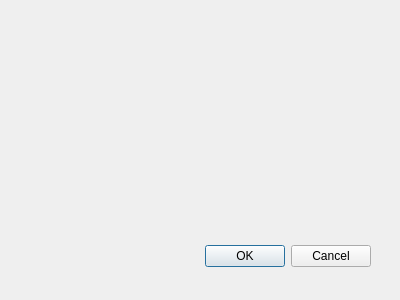
Above: addscheduledialog.ui from neosam/teachersapp before the change. Below: the same form after it.
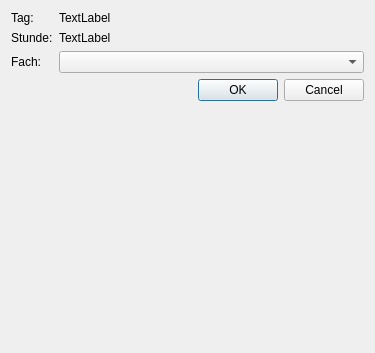
That is the form after the change.

Commit message: Can select lesson.

The edit to the form file:
```diff
--- a/addscheduledialog.ui
+++ b/addscheduledialog.ui
@@ -8,22 +8,44 @@
    <rect>
     <x>0</x>
     <y>0</y>
-    <width>400</width>
-    <height>300</height>
+    <width>375</width>
+    <height>353</height>
    </rect>
   </property>
   <property name="windowTitle">
    <string>Dialog</string>
   </property>
+  <layout class="QFormLayout" name="formLayout">
+   <item row="2" column="0">
+    <widget class="QLabel" name="label">
+     <property name="text">
+      <string>Tag:</string>
+     </property>
+    </widget>
+   </item>
+   <item row="2" column="1">
+    <widget class="QLabel" name="dayLabel">
+     <property name="text">
+      <string>TextLabel</string>
+     </property>
+    </widget>
+   </item>
+   <item row="3" column="0">
+    <widget class="QLabel" name="label_2">
+     <property name="text">
+      <string>Stunde:</string>
+     </property>
+    </widget>
+   </item>
+   <item row="3" column="1">
+    <widget class="QLabel" name="lessonNumLabel">
+     <property name="text">
+      <string>TextLabel</string>
+     </property>
+    </widget>
+   </item>
+   <item row="5" column="1">
   <widget class="QDialogButtonBox" name="buttonBox">
-   <property name="geometry">
-    <rect>
-     <x>30</x>
-     <y>240</y>
-     <width>341</width>
-     <height>32</height>
-    </rect>
-   </property>
    <property name="orientation">
     <enum>Qt::Horizontal</enum>
    </property>
@@ -31,8 +53,19 @@
     <set>QDialogButtonBox::Cancel|QDialogButtonBox::Ok</set>
    </property>
   </widget>
- </widget>
- <pixmapfunction/>
+   </item>
+   <item row="4" column="0">
+    <widget class="QLabel" name="label_3">
+     <property name="text">
+      <string>Fach:</string>
+     </property>
+    </widget>
+   </item>
+   <item row="4" column="1">
+    <widget class="QComboBox" name="lessonBox"/>
+   </item>
+  </layout>
+ </widget>
  <resources/>
  <connections>
   <connection>
```
Left out of the diff: 4 changed lines with no effect on the pictures. Lines whose indentation alone changed are shown as unchanged. The commit also changes 9 other files.
